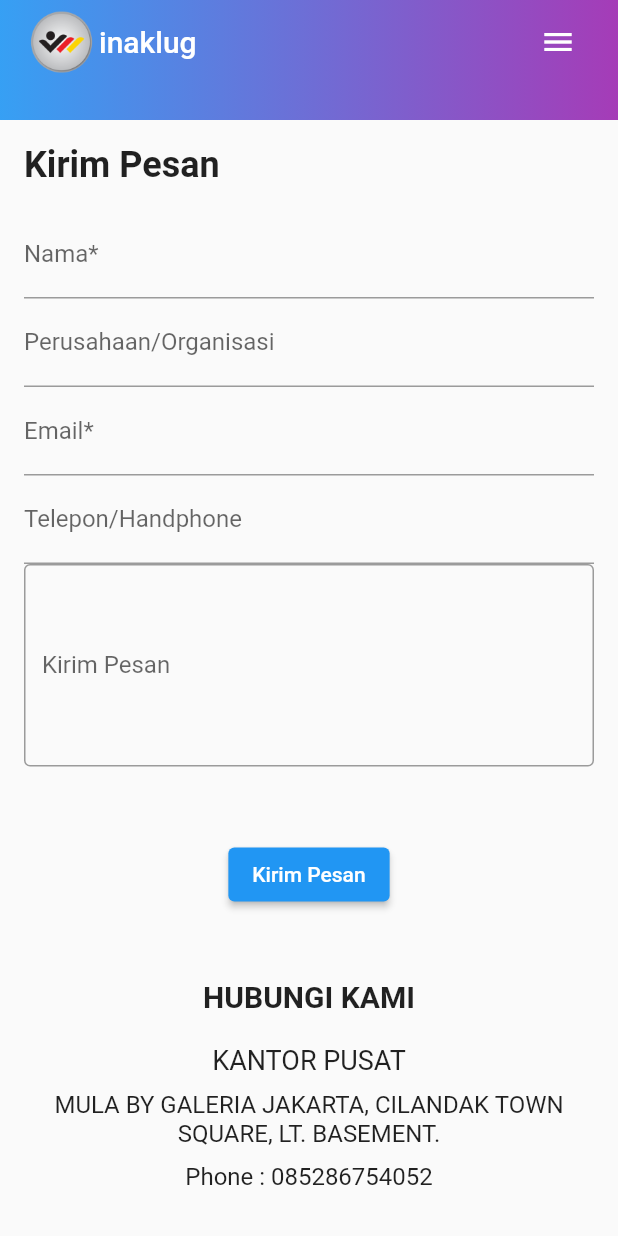
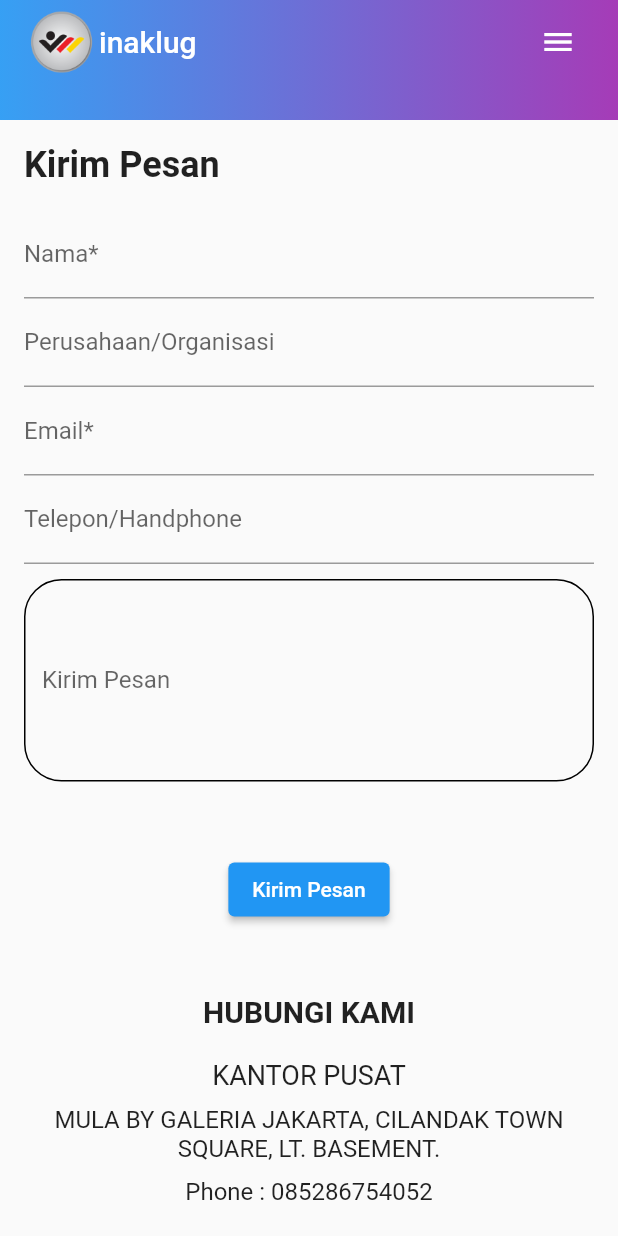
Before and after one commit to DoubleMals/tugas7, a Flutter app: the screen it shows after launch, on a phone screen of 412 x 824 dp. Run offline on Flutter 3.47's test engine with Material 2 defaults, Android fonts, the phone set to English and light mode, and no system bars; Roboto replaces fonts that are missing (Times New Roman).

Commit message:
in progress

```diff
--- a/lib/main.dart
+++ b/lib/main.dart
@@ -276,7 +276,7 @@ class _MessageFormState extends State<MessageForm> {
   void _sendMessage() {
     if (_nameController.text.isEmpty || _emailController.text.isEmpty) {
       setState(() {
-        _errorText = 'Nama/Email harus diisi';
+        _errorText = 'Nama dan Email harus diisi';
       });
     } else {
       // Lakukan sesuatu dengan data pesan yang dikirim
@@ -327,11 +327,26 @@ class _MessageFormState extends State<MessageForm> {
           controller: _phoneController,
           decoration: InputDecoration(labelText: 'Telepon/Handphone'),
         ),
+        SizedBox(height: 10.0,),
         TextFormField(
           controller: _messageController,
           decoration: InputDecoration(
             labelText: 'Kirim Pesan',
-            border: OutlineInputBorder(),
+            fillColor: Colors.white,
+            focusedBorder: OutlineInputBorder(
+              borderRadius: BorderRadius.circular(25.0),
+              borderSide: BorderSide(
+                  width: 1,
+                  color: Colors.blue
+              ),
+            ),
+            enabledBorder: OutlineInputBorder(
+              borderRadius: BorderRadius.circular(25.0),
+              borderSide: BorderSide(
+                color: Colors.black,
+                width: 1.0,
+              ),
+            ),
           ),
           maxLines: 5,
         ),
```
